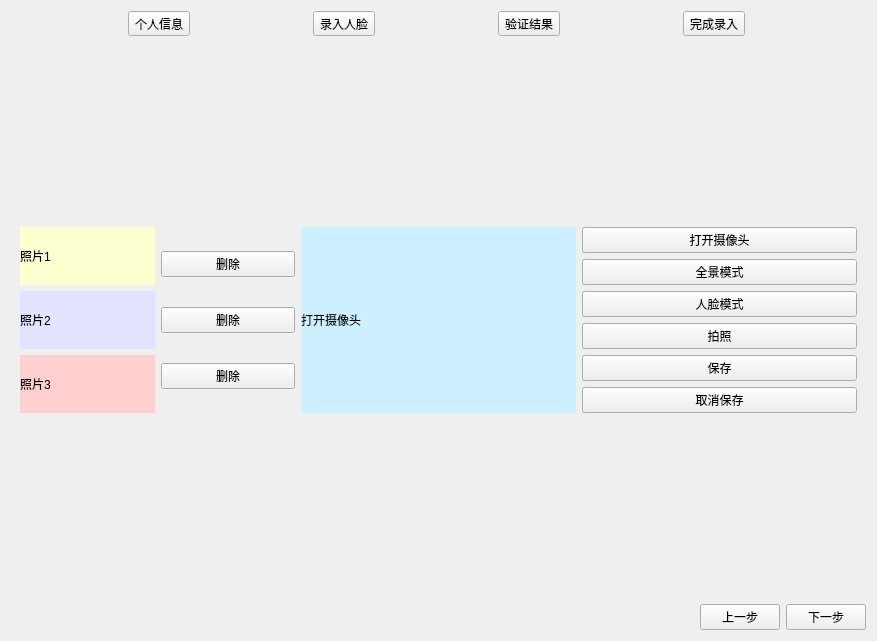
First picture: the form in UI/enterface.ui, repository SweerItTer/facerecognition, before the edit.
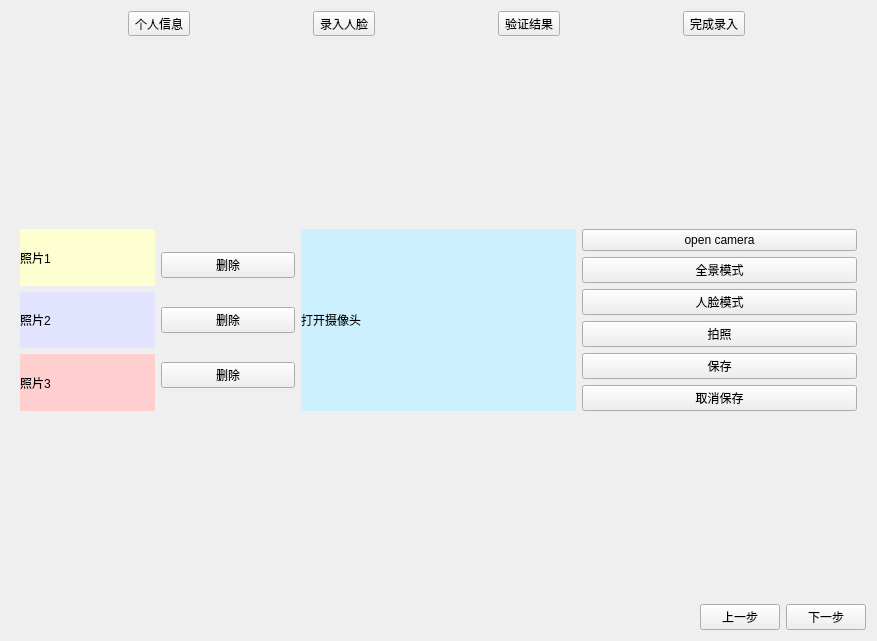
Second picture: the form after the edit. The open tabs and pages were chosen to show the change.

```diff
--- a/UI/enterface.ui
+++ b/UI/enterface.ui
@@ -260,7 +260,7 @@
          <item>
           <widget class="QPushButton" name="but_camera">
            <property name="text">
-            <string>打开摄像头</string>
+            <string>open camera</string>
            </property>
           </widget>
          </item>
```
